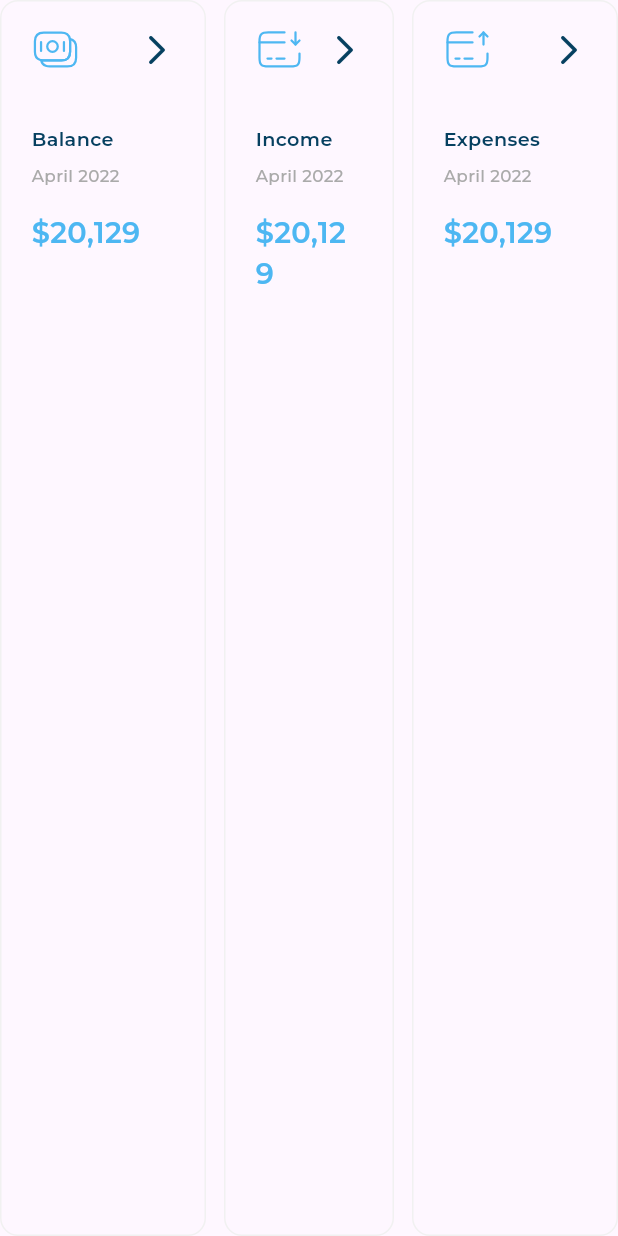
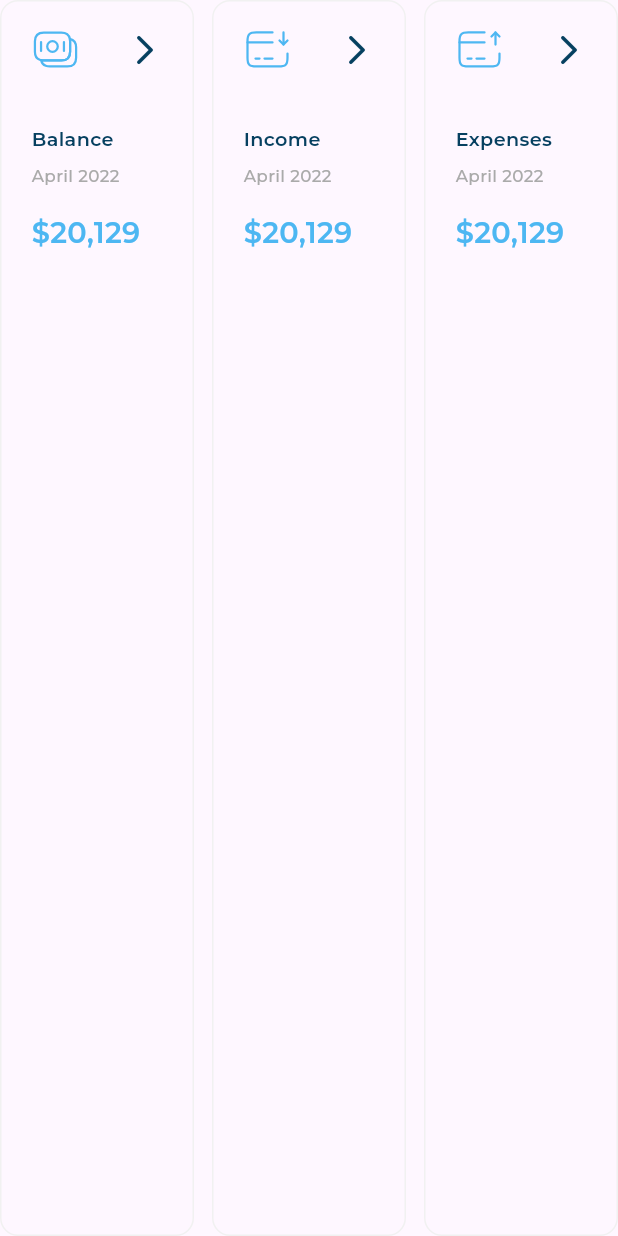
Before and after one commit to amirrrra/Dashboard, a Flutter app: the ExpensesListWidget widget shown alone on an empty page, opened directly, on a phone screen of 412 x 824 dp. Run offline on Flutter 3.47's test engine with Material 3 defaults, Android fonts, the phone set to English and light mode, and no system bars; our stand-ins replace expandable_page_view, fl_chart, flutter_svg; project files that could hold a hidden picture were left out.

Commit message:
fix expenses items spacing

```diff
--- a/lib/views/home_view.dart
+++ b/lib/views/home_view.dart
@@ -1,6 +1,7 @@
 import 'package:dashboard/utils/app_colors.dart';
 import 'package:dashboard/widgets/adaptive_layout_widget.dart';
 import 'package:dashboard/widgets/layout_desktop_widget.dart';
+import 'package:dashboard/widgets/layout_mobile_widget.dart';
 import 'package:dashboard/widgets/layout_tablet_widget.dart';
 import 'package:flutter/material.dart';
 
@@ -12,7 +13,7 @@ class HomeView extends StatelessWidget {
     return Scaffold(
       backgroundColor: AppColors.kWhiteOff,
       body: AdaptiveLayoutWidget(
-        mobileLayout: (context) => const SizedBox(),
+        mobileLayout: (context) => const LayoutMobileWidget(),
         tabletLayout: (context) => const LayoutTabletWidget(),
         desktopLayout: (context) => const LayoutDesktopWidget(),
       ),
--- a/lib/widgets/expenses_list_widget.dart
+++ b/lib/widgets/expenses_list_widget.dart
@@ -34,20 +34,22 @@ class _ExpensesListWidgetState extends State<ExpensesListWidget> {
   Widget build(BuildContext context) {
     return Row(
       children: List.generate(
-        expensesItems.length,
+        expensesItems.length * 2 - 1, // 3 items + 2 space
         (index) {
-          return Expanded(
-            child: GestureDetector(
-              onTap: () => updateIndex(index),
-              child: Padding(
-                padding: EdgeInsets.symmetric(horizontal: index == 1 ? 12 : 0),
+          if (index.isEven) {
+            final itemIndex = index ~/ 2; /* 1~/2=0 ==== 3~/2=1 */
+            return Expanded(
+              child: GestureDetector(
+                onTap: () => updateIndex(itemIndex),
                 child: ExpensesItemWidget(
-                  isActive: activeIndex == index,
-                  expensesModel: expensesItems[index],
+                  isActive: activeIndex == itemIndex,
+                  expensesModel: expensesItems[itemIndex],
                 ),
               ),
-            ),
-          );
+            );
+          } else {
+            return const SizedBox(width: 12);
+          }
         },
       ),
     );
```
Also changed, not shown: lib/widgets/layout_mobile_widget.dart (added, +22 -0 lines).
